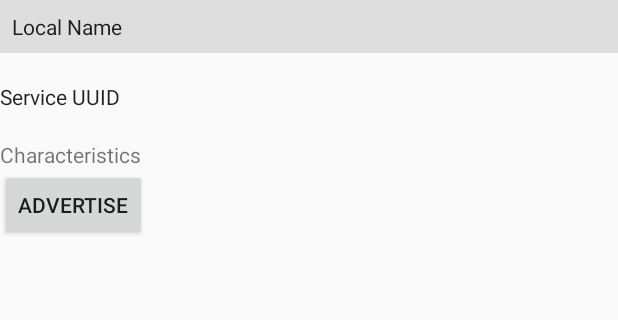
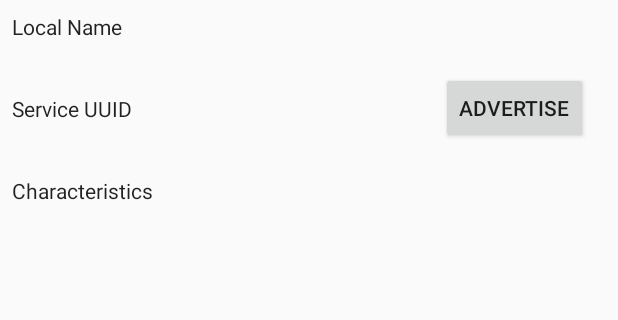
Before and after one commit to xuanjiao/BLE_scanner, an Android app: the screen it shows after launch (MainActivity), tab 2 chosen, on a phone screen of 412 x 824 dp, the part 156-476 px from its top. Run offline under Robolectric (Android 15) with nearby library versions, the phone set to English and light mode, and no system bars; 1 statement that could not run was skipped.

Commit message:
change file path

```diff
--- a/app/src/main/AndroidManifest.xml
+++ b/app/src/main/AndroidManifest.xml
@@ -31,7 +31,7 @@
             android:exported="false" />
 
         <activity
-            android:name=".DetailActivity"
+            android:name=".scanner.DetailActivity"
             android:label="@string/category_detail"
             android:parentActivityName=".MainActivity">
 
--- a/app/src/main/java/com/example/android/ble_scanner/CatagoryPagerAdapter.java
+++ b/app/src/main/java/com/example/android/ble_scanner/CatagoryPagerAdapter.java
@@ -4,6 +4,9 @@ import android.support.annotation.Nullable;
 import android.support.v4.app.Fragment;
 import android.support.v4.app.FragmentManager;
 import android.support.v4.app.FragmentPagerAdapter;
+
+import com.example.android.ble_scanner.advertiser.AdvertiserFragment;
+import com.example.android.ble_scanner.scanner.ScannerFragment;
 
 public class CatagoryPagerAdapter extends FragmentPagerAdapter {
 
--- a/app/src/main/java/com/example/android/ble_scanner/AdvertiserFragment.java
+++ b/app/src/main/java/com/example/android/ble_scanner/advertiser/AdvertiserFragment.java
@@ -1,20 +1,20 @@
-package com.example.android.ble_scanner;
+package com.example.android.ble_scanner.advertiser;
 
 
-import android.bluetooth.BluetoothAdapter;
 import android.bluetooth.BluetoothGattCharacteristic;
 import android.bluetooth.BluetoothGattDescriptor;
 import android.bluetooth.BluetoothGattServer;
 import android.bluetooth.BluetoothGattService;
-import android.bluetooth.BluetoothManager;
-import android.content.Context;
 import android.os.Bundle;
 import android.support.v4.app.Fragment;
 import android.view.LayoutInflater;
 import android.view.View;
 import android.view.ViewGroup;
 import android.widget.Button;
-import android.widget.TextView;
+import android.widget.EditText;
+
+import com.example.android.ble_scanner.R;
+import com.example.android.ble_scanner.advertiser.Advertiser_BLE;
 
 import java.util.List;
 import java.util.UUID;
@@ -33,7 +33,12 @@ public class AdvertiserFragment extends Fragment {
 
     private Advertiser_BLE mAdvertiser;
 
-    private TextView textView;
+    private EditText mLocalNameEditText;
+
+    private EditText mServiceUuidEditText;
+
+    private EditText mCharacteristicEditText;
+
     public AdvertiserFragment() {
         // Required empty public constructor
     }
@@ -43,6 +48,10 @@ public class AdvertiserFragment extends Fragment {
                              Bundle savedInstanceState) {
         // Inflate the layout for this fragment
         View view = inflater.inflate(R.layout.fragment_advertiser, container, false);
+
+        mLocalNameEditText = view.findViewById(R.id.server_local_name_edit_text);
+        mServiceUuidEditText = view.findViewById(R.id.service_uuid_edit_text);
+        mCharacteristicEditText = view.findViewById(R.id.characteristic_edit_text);
 
         // Create a advertiser object.
         mAdvertiser = new Advertiser_BLE(this);
@@ -57,12 +66,14 @@ public class AdvertiserFragment extends Fragment {
             }
         });
 
-        textView = view.findViewById(R.id.server_detail_text_view);
+
 
         return view;
     }
 
     public void displayServersInfo(BluetoothGattServer server){
+
+        // Display for first Service
         List<BluetoothGattService> serviceList = server.getServices();
         for (BluetoothGattService service : serviceList){
             List<BluetoothGattCharacteristic> characteristicList = service.getCharacteristics();
--- a/app/src/main/java/com/example/android/ble_scanner/BLEServerConstants.java
+++ b/app/src/main/java/com/example/android/ble_scanner/advertiser/BLEServerConstants.java
@@ -1,4 +1,4 @@
-package com.example.android.ble_scanner;
+package com.example.android.ble_scanner.advertiser;
 
 import java.util.UUID;
 
--- /dev/null
+++ b/app/src/main/java/com/example/android/ble_scanner/advertiser/ServiceAdapter.java
@@ -0,0 +1,6 @@
+package com.example.android.ble_scanner.advertiser;
+
+import android.widget.ArrayAdapter;
+
+public class ServiceAdapter extends ArrayAdapter {
+}
--- a/app/src/main/java/com/example/android/ble_scanner/BLE_Device.java
+++ b/app/src/main/java/com/example/android/ble_scanner/scanner/BLE_Device.java
@@ -1,4 +1,4 @@
-package com.example.android.ble_scanner;
+package com.example.android.ble_scanner.scanner;
 
 import android.bluetooth.BluetoothDevice;
 
--- a/app/src/main/java/com/example/android/ble_scanner/BLE_DeviceAdapter.java
+++ b/app/src/main/java/com/example/android/ble_scanner/scanner/BLE_DeviceAdapter.java
@@ -1,4 +1,4 @@
-package com.example.android.ble_scanner;
+package com.example.android.ble_scanner.scanner;
 
 import android.content.Context;
 import android.database.Cursor;
@@ -8,6 +8,7 @@ import android.view.ViewGroup;
 import android.widget.CursorAdapter;
 import android.widget.TextView;
 
+import com.example.android.ble_scanner.R;
 import com.example.android.ble_scanner.data.DeviceContract;
 
 public class BLE_DeviceAdapter extends CursorAdapter {
--- a/app/src/main/java/com/example/android/ble_scanner/DetailActivity.java
+++ b/app/src/main/java/com/example/android/ble_scanner/scanner/DetailActivity.java
@@ -1,4 +1,4 @@
-package com.example.android.ble_scanner;
+package com.example.android.ble_scanner.scanner;
 
 import android.bluetooth.BluetoothGattCharacteristic;
 import android.bluetooth.BluetoothGattService;
@@ -10,7 +10,8 @@ import android.text.TextUtils;
 import android.view.MenuItem;
 import android.widget.TextView;
 
-import java.util.Iterator;
+import com.example.android.ble_scanner.R;
+
 import java.util.List;
 
 public class DetailActivity extends AppCompatActivity {
--- a/app/src/main/res/layout/activity_detail.xml
+++ b/app/src/main/res/layout/activity_detail.xml
@@ -5,7 +5,7 @@
     xmlns:tools="http://schemas.android.com/tools"
     android:layout_width="match_parent"
     android:layout_height="match_parent"
-    tools:context=".DetailActivity">
+    tools:context=".scanner.DetailActivity">
 
     <TextView
         android:layout_width="wrap_content"
--- a/app/src/main/res/layout/fragment_advertiser.xml
+++ b/app/src/main/res/layout/fragment_advertiser.xml
@@ -3,22 +3,25 @@
     xmlns:tools="http://schemas.android.com/tools"
     android:layout_width="match_parent"
     android:layout_height="match_parent"
-    tools:context=".AdvertiserFragment">
+    tools:context=".advertiser.AdvertiserFragment">
 
     <LinearLayout
         android:layout_width="match_parent"
-        android:layout_height="match_parent"
-        android:orientation="vertical">
+        android:layout_height="wrap_content"
+        android:orientation="horizontal">
 
+        <LinearLayout
+            android:layout_width="0dp"
+            android:layout_height="wrap_content"
+            android:layout_weight="2"
+            android:orientation="vertical"
+            >
             <TextView
                 android:layout_width="match_parent"
                 android:layout_height="wrap_content"
-            android:paddingLeft="@dimen/padding_linear_layout"
-            android:paddingTop="@dimen/padding_linear_layout"
-            android:paddingBottom="@dimen/padding_linear_layout"
+                android:padding="@dimen/padding_linear_layout"
                 android:text="Local Name"
-            style="@style/MyCustomTabLayout"
-            android:background="@color/colorLabelGray"/>
+                style="@style/MyCustomTabLayout" />
 
             <EditText
                 android:layout_width="match_parent"
@@ -29,26 +32,41 @@
             <TextView
                 android:layout_width="match_parent"
                 android:layout_height="wrap_content"
+                android:padding="@dimen/padding_linear_layout"
                 android:text="Service UUID"
                 style="@style/MyCustomTabLayout"/>
             <EditText
                 android:layout_width="match_parent"
                 android:layout_height="wrap_content"
-            android:id="@+id/Service_uuid_edit_text"
+                android:id="@+id/service_uuid_edit_text"
                 style="@style/MyCustomTabLayout"/>
 
             <TextView
                 android:layout_width="match_parent"
                 android:layout_height="wrap_content"
-            android:text="Characteristics"/>
+                android:padding="@dimen/padding_linear_layout"
+                android:text="Characteristics"
+                android:id="@+id/characteristic_edit_text"
+                style="@style/MyCustomTabLayout"/>
+
+
+        </LinearLayout>
+
+        <RelativeLayout
+            android:layout_width="0dp"
+            android:layout_weight="1"
+            android:layout_height="match_parent">
             <Button
                 android:id="@+id/start_advertising_button"
+                android:layout_height="wrap_content"
                 android:layout_width="wrap_content"
-            android:layout_height="wrap_content"
                 android:layout_centerHorizontal="true"
-            android:layout_alignParentBottom="true"
+                android:layout_centerVertical="true"
                 android:layout_marginBottom="30dp"
                 android:text="advertise" />
+
+        </RelativeLayout>
+
 
     </LinearLayout>
 
--- a/app/src/main/res/layout/fragment_scanner.xml
+++ b/app/src/main/res/layout/fragment_scanner.xml
@@ -3,7 +3,7 @@
     xmlns:tools="http://schemas.android.com/tools"
     android:layout_width="match_parent"
     android:layout_height="match_parent"
-    tools:context=".ScannerFragment">
+    tools:context=".scanner.ScannerFragment">
 
 
     <RelativeLayout
--- /dev/null
+++ b/app/src/main/res/layout/service_list_item.xml
@@ -0,0 +1,6 @@
+<?xml version="1.0" encoding="utf-8"?>
+<android.support.constraint.ConstraintLayout
+    xmlns:android="http://schemas.android.com/apk/res/android" android:layout_width="match_parent"
+    android:layout_height="match_parent">
+
+</android.support.constraint.ConstraintLayout>
```
Also changed, not shown: app/src/main/java/com/example/android/ble_scanner/advertiser/Advertiser_BLE.java (renamed from app/src/main/java/com/example/android/ble_scanner/Advertiser_BLE.java, +2 -6 lines), app/src/main/java/com/example/android/ble_scanner/scanner/DeviceBaseAdapter.java (renamed from app/src/main/java/com/example/android/ble_scanner/DeviceBaseAdapter.java, +3 -5 lines), app/src/main/java/com/example/android/ble_scanner/scanner/GATTClient.java (renamed from app/src/main/java/com/example/android/ble_scanner/GATTClient.java, +3 -4 lines), app/src/main/java/com/example/android/ble_scanner/scanner/ScannerFragment.java (renamed from app/src/main/java/com/example/android/ble_scanner/ScannerFragment.java, +3 -5 lines), app/src/main/java/com/example/android/ble_scanner/scanner/Scanner_BLE.java (renamed from app/src/main/java/com/example/android/ble_scanner/Scanner_BLE.java, +2 -11 lines). Lines whose indentation alone changed are shown as unchanged.
